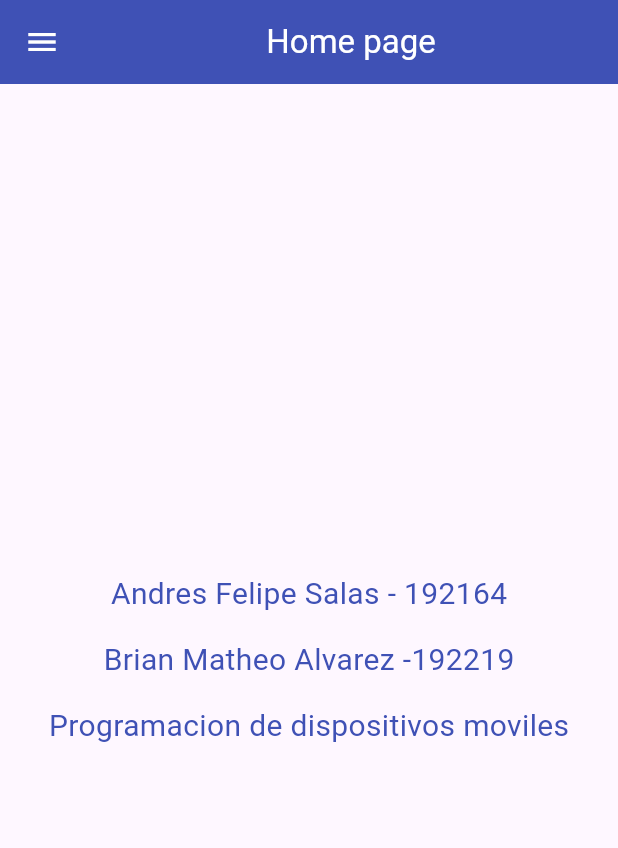
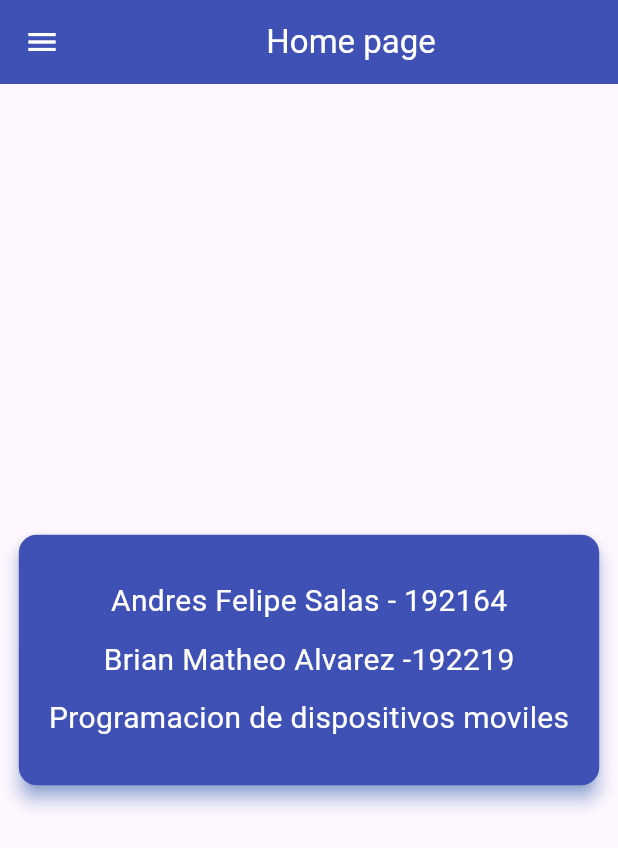
Before and after one commit to Andressalasf/Primer_Parcial_Disp_Movil, a Flutter app: the screen it shows after launch, on a phone screen of 412 x 824 dp. Shown: the top 848 px of the screen. Run offline on Flutter 3.47's test engine with Material 3 defaults, Android fonts, the phone set to English and light mode, and no system bars.

Commit message:
Modificando la pagina home para hacerla mas bonita

```diff
--- a/lib/presentation/screens/home/home.dart
+++ b/lib/presentation/screens/home/home.dart
@@ -37,19 +37,33 @@ class HomeScreen extends StatelessWidget {
           ),
       ),
       body: Center(
-        child:
-        Column(
+        child: Column(
           mainAxisAlignment: MainAxisAlignment.center,
           children: [
 
-            Text("Andres Felipe Salas - 192164", style: TextStyle(fontSize: 20, color: Colors.indigo),),
-            SizedBox(height: 15,),
-            Text("Brian Matheo Alvarez -192219", style: TextStyle(fontSize: 20, color: Colors.indigo),),
-            SizedBox(height: 15,),
-            Text("Programacion de dispositivos moviles", style: TextStyle(fontSize: 20, color: Colors.indigo),)
+            Card(
+              color: Colors.indigo,
+              elevation: 5,
 
+              shadowColor: Colors.blueAccent,
+              child: Padding(
+                padding: EdgeInsets.all(20),
+                child: Column(
+                  children: [SizedBox(height: 10,),
+                    Text("Andres Felipe Salas - 192164", style: TextStyle(fontSize: 20, color: Colors.white)),
+                    SizedBox(height: 10,),
+                    Text("Brian Matheo Alvarez -192219", style: TextStyle(fontSize: 20, color: Colors.white)),
+                    SizedBox(height: 10,),
+                    Text("Programacion de dispositivos moviles", style: TextStyle(fontSize: 20, color: Colors.white)),
+                    SizedBox(height: 10,),
+                  ],
+                ),
+              ),
+            ),
 
-      ])),
+          ],
+        ),
+      ),
     );
   }
 }
```
